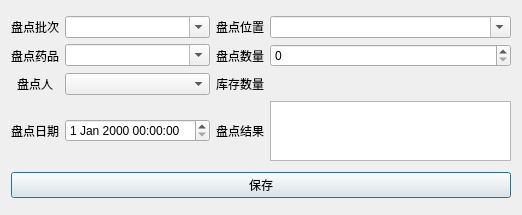
This is ui_app/inventory_count_entry.ui in live1089/pharmacy_system as Qt 5 draws it before an edit. The edited form follows.
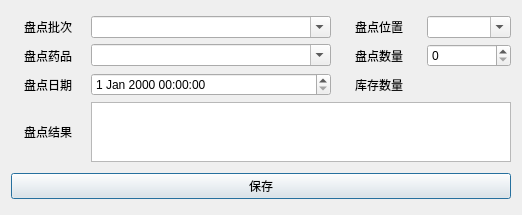
This is the edited form.

Diff of the .ui file:
```diff
--- a/ui_app/inventory_count_entry.ui
+++ b/ui_app/inventory_count_entry.ui
@@ -16,59 +16,10 @@
   <layout class="QGridLayout" name="gridLayout_2">
    <item row="0" column="0">
     <layout class="QGridLayout" name="gridLayout">
-     <item row="3" column="3">
-      <widget class="QPlainTextEdit" name="inventory_count_plainTextEdit">
-       <property name="sizePolicy">
-        <sizepolicy hsizetype="Fixed" vsizetype="Fixed">
-         <horstretch>0</horstretch>
-         <verstretch>0</verstretch>
-        </sizepolicy>
-       </property>
-       <property name="minimumSize">
-        <size>
-         <width>100</width>
-         <height>0</height>
-        </size>
-       </property>
-       <property name="maximumSize">
-        <size>
-         <width>16777215</width>
-         <height>60</height>
-        </size>
-       </property>
-      </widget>
-     </item>
-     <item row="3" column="0">
-      <widget class="QLabel" name="label_4">
+     <item row="1" column="2">
+      <widget class="QLabel" name="label_3">
        <property name="text">
-        <string>盘点日期</string>
-       </property>
-       <property name="alignment">
-        <set>Qt::AlignmentFlag::AlignCenter</set>
-       </property>
-      </widget>
-     </item>
-     <item row="0" column="0">
-      <widget class="QLabel" name="label_7">
-       <property name="text">
-        <string>盘点批次</string>
-       </property>
-       <property name="alignment">
-        <set>Qt::AlignmentFlag::AlignCenter</set>
-       </property>
-      </widget>
-     </item>
-     <item row="0" column="1">
-      <widget class="QComboBox" name="inventory_count_batch_combox">
-       <property name="editable">
-        <bool>true</bool>
-       </property>
-      </widget>
-     </item>
-     <item row="1" column="0">
-      <widget class="QLabel" name="label">
-       <property name="text">
-        <string>盘点药品</string>
+        <string>盘点数量</string>
        </property>
        <property name="alignment">
         <set>Qt::AlignmentFlag::AlignCenter</set>
@@ -76,22 +27,31 @@
       </widget>
      </item>
      <item row="2" column="1">
-      <widget class="QComboBox" name="inventory_count_user_comboBox"/>
-     </item>
-     <item row="3" column="1">
       <widget class="QDateTimeEdit" name="inventory_count_dateTimeEdit"/>
      </item>
-     <item row="1" column="1">
-      <widget class="QComboBox" name="inventory_count_drug_comboBox">
+     <item row="0" column="1">
+      <widget class="QComboBox" name="inventory_count_batch_combox">
+       <property name="sizePolicy">
+        <sizepolicy hsizetype="Fixed" vsizetype="Fixed">
+         <horstretch>0</horstretch>
+         <verstretch>0</verstretch>
+        </sizepolicy>
+       </property>
+       <property name="minimumSize">
+        <size>
+         <width>240</width>
+         <height>0</height>
+        </size>
+       </property>
        <property name="editable">
         <bool>true</bool>
        </property>
       </widget>
      </item>
-     <item row="2" column="3">
-      <widget class="QLabel" name="actual_quantity_lab">
+     <item row="0" column="2">
+      <widget class="QLabel" name="label_8">
        <property name="text">
-        <string/>
+        <string>盘点位置</string>
        </property>
        <property name="alignment">
         <set>Qt::AlignmentFlag::AlignCenter</set>
@@ -105,26 +65,6 @@
        </property>
       </widget>
      </item>
-     <item row="3" column="2">
-      <widget class="QLabel" name="label_5">
-       <property name="text">
-        <string>盘点结果</string>
-       </property>
-       <property name="alignment">
-        <set>Qt::AlignmentFlag::AlignCenter</set>
-       </property>
-      </widget>
-     </item>
-     <item row="2" column="0">
-      <widget class="QLabel" name="label_2">
-       <property name="text">
-        <string>盘点人</string>
-       </property>
-       <property name="alignment">
-        <set>Qt::AlignmentFlag::AlignCenter</set>
-       </property>
-      </widget>
-     </item>
      <item row="2" column="2">
       <widget class="QLabel" name="label_6">
        <property name="text">
@@ -135,26 +75,6 @@
        </property>
       </widget>
      </item>
-     <item row="1" column="2">
-      <widget class="QLabel" name="label_3">
-       <property name="text">
-        <string>盘点数量</string>
-       </property>
-       <property name="alignment">
-        <set>Qt::AlignmentFlag::AlignCenter</set>
-       </property>
-      </widget>
-     </item>
-     <item row="0" column="2">
-      <widget class="QLabel" name="label_8">
-       <property name="text">
-        <string>盘点位置</string>
-       </property>
-       <property name="alignment">
-        <set>Qt::AlignmentFlag::AlignCenter</set>
-       </property>
-      </widget>
-     </item>
      <item row="0" column="3">
       <widget class="QComboBox" name="inventory_count_location_combox">
        <property name="editable">
@@ -162,6 +82,88 @@
        </property>
       </widget>
      </item>
+     <item row="2" column="3">
+      <widget class="QLabel" name="actual_quantity_lab">
+       <property name="text">
+        <string/>
+       </property>
+       <property name="alignment">
+        <set>Qt::AlignmentFlag::AlignCenter</set>
+       </property>
+      </widget>
+     </item>
+     <item row="1" column="0">
+      <widget class="QLabel" name="label">
+       <property name="text">
+        <string>盘点药品</string>
+       </property>
+       <property name="alignment">
+        <set>Qt::AlignmentFlag::AlignCenter</set>
+       </property>
+      </widget>
+     </item>
+     <item row="3" column="0">
+      <widget class="QLabel" name="label_5">
+       <property name="text">
+        <string>盘点结果</string>
+       </property>
+       <property name="alignment">
+        <set>Qt::AlignmentFlag::AlignCenter</set>
+       </property>
+      </widget>
+     </item>
+     <item row="2" column="0">
+      <widget class="QLabel" name="label_4">
+       <property name="text">
+        <string>盘点日期</string>
+       </property>
+       <property name="alignment">
+        <set>Qt::AlignmentFlag::AlignCenter</set>
+       </property>
+      </widget>
+     </item>
+     <item row="0" column="0">
+      <widget class="QLabel" name="label_7">
+       <property name="text">
+        <string>盘点批次</string>
+       </property>
+       <property name="alignment">
+        <set>Qt::AlignmentFlag::AlignCenter</set>
+       </property>
+      </widget>
+     </item>
+     <item row="3" column="1" colspan="3">
+      <widget class="QPlainTextEdit" name="inventory_count_plainTextEdit">
+       <property name="sizePolicy">
+        <sizepolicy hsizetype="Fixed" vsizetype="Fixed">
+         <horstretch>0</horstretch>
+         <verstretch>0</verstretch>
+        </sizepolicy>
+       </property>
+       <property name="minimumSize">
+        <size>
+         <width>420</width>
+         <height>0</height>
+        </size>
+       </property>
+       <property name="maximumSize">
+        <size>
+         <width>16777215</width>
+         <height>60</height>
+        </size>
+       </property>
+      </widget>
+     </item>
+     <item row="1" column="1">
+      <widget class="QComboBox" name="inventory_count_drug_comboBox">
+       <property name="editable">
+        <bool>true</bool>
+       </property>
+       <property name="duplicatesEnabled">
+        <bool>false</bool>
+       </property>
+      </widget>
+     </item>
     </layout>
    </item>
    <item row="1" column="0">
```
